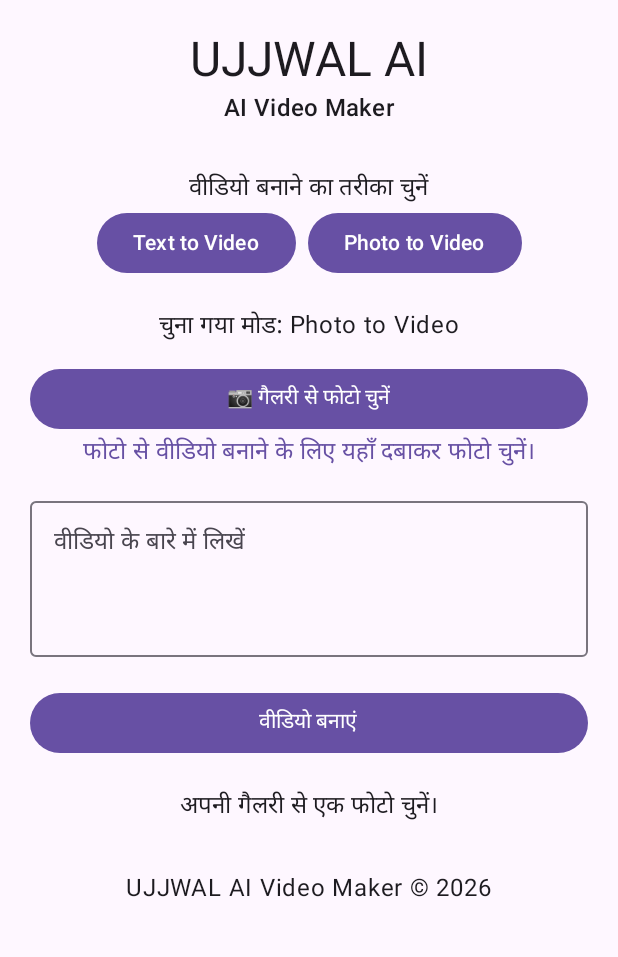
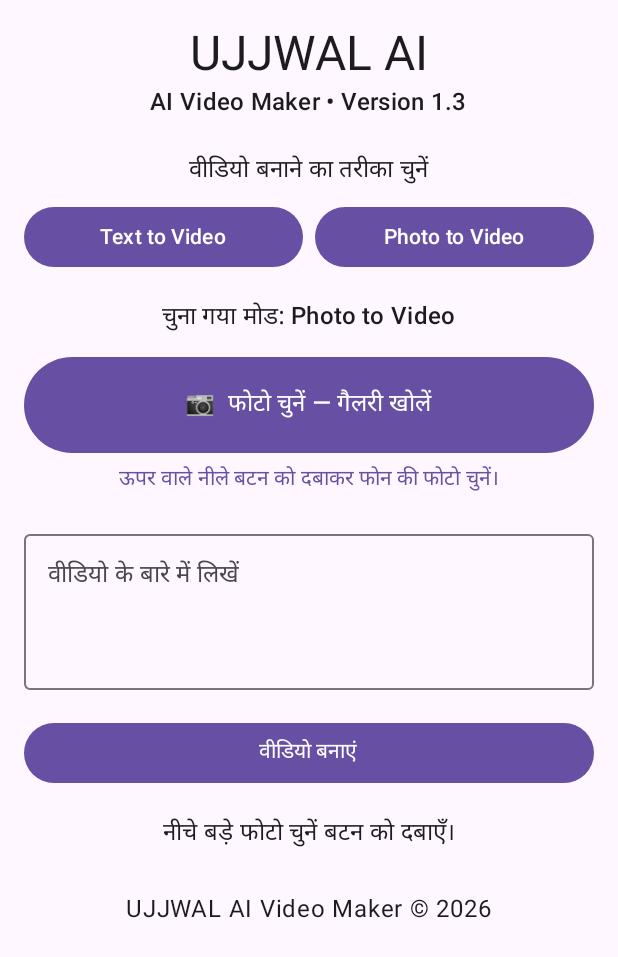
Before and after one commit to rbmzp231312-sys/Ujjwal-, an Android app built with Jetpack Compose: the screen it shows after launch (MainActivity), after a tap on "Photo to Video", on a phone screen of 412 x 824 dp. Shown: the top 957 px of the screen. Run offline under Robolectric (Android 15) with nearby library versions, the phone set to English and light mode, and no system bars.

Commit message:
Replace gallery picker with Android system photo picker and prominent button

```diff
--- a/app/src/main/java/com/ujjwal/aivideomaker/MainActivity.kt
+++ b/app/src/main/java/com/ujjwal/aivideomaker/MainActivity.kt
@@ -5,6 +5,7 @@ import android.os.Bundle
 import androidx.activity.ComponentActivity
 import androidx.activity.compose.rememberLauncherForActivityResult
 import androidx.activity.compose.setContent
+import androidx.activity.result.PickVisualMediaRequest
 import androidx.activity.result.contract.ActivityResultContracts
 import androidx.compose.foundation.layout.*
 import androidx.compose.foundation.rememberScrollState
@@ -30,13 +31,13 @@ fun UjjwalApp() {
     var selectedPhoto by remember { mutableStateOf<Uri?>(null) }
 
     val photoPicker = rememberLauncherForActivityResult(
-        contract = ActivityResultContracts.GetContent()
+        contract = ActivityResultContracts.PickVisualMedia()
     ) { uri ->
         selectedPhoto = uri
         message = if (uri != null) {
             "फोटो चुन ली गई है। अगला चरण वीडियो बनाना होगा।"
         } else {
-            "कोई फोटो नहीं चुनी गई।"
+            "फोटो नहीं चुनी गई। फिर से फोटो चुनें।"
         }
     }
 
@@ -49,43 +50,67 @@ fun UjjwalApp() {
                 modifier = Modifier
                     .fillMaxSize()
                     .verticalScroll(rememberScrollState())
-                    .padding(20.dp),
+                    .padding(16.dp),
                 horizontalAlignment = Alignment.CenterHorizontally
             ) {
                 Text("UJJWAL AI", style = MaterialTheme.typography.headlineLarge)
-                Text("AI Video Maker", style = MaterialTheme.typography.titleMedium)
-                Spacer(modifier = Modifier.height(30.dp))
+                Text("AI Video Maker • Version 1.3", style = MaterialTheme.typography.titleMedium)
+                Spacer(modifier = Modifier.height(22.dp))
 
                 Text("वीडियो बनाने का तरीका चुनें")
-                Row(horizontalArrangement = Arrangement.spacedBy(8.dp)) {
-                    Button(onClick = {
-                        mode = "Text to Video"
-                        message = "अपना वीडियो बनाने का आइडिया लिखें।"
-                    }) { Text("Text to Video") }
+                Spacer(modifier = Modifier.height(8.dp))
+                Row(
+                    modifier = Modifier.fillMaxWidth(),
+                    horizontalArrangement = Arrangement.spacedBy(8.dp)
+                ) {
+                    Button(
+                        onClick = {
+                            mode = "Text to Video"
+                            message = "अपना वीडियो बनाने का आइडिया लिखें।"
+                        },
+                        modifier = Modifier.weight(1f)
+                    ) { Text("Text to Video") }
 
-                    Button(onClick = {
-                        mode = "Photo to Video"
-                        message = "अपनी गैलरी से एक फोटो चुनें।"
-                    }) { Text("Photo to Video") }
+                    Button(
+                        onClick = {
+                            mode = "Photo to Video"
+                            message = "नीचे बड़े फोटो चुनें बटन को दबाएँ।"
+                        },
+                        modifier = Modifier.weight(1f)
+                    ) { Text("Photo to Video") }
                 }
 
-                Spacer(modifier = Modifier.height(20.dp))
-                Text("चुना गया मोड: $mode")
-                Spacer(modifier = Modifier.height(12.dp))
+                Spacer(modifier = Modifier.height(18.dp))
+                Text("चुना गया मोड: $mode", style = MaterialTheme.typography.titleMedium)
+                Spacer(modifier = Modifier.height(14.dp))
 
+                // Always-visible, high-contrast gallery action.
                 Button(
-                    onClick = { photoPicker.launch("image/*") },
-                    modifier = Modifier.fillMaxWidth()
+                    onClick = {
+                        photoPicker.launch(
+                            PickVisualMediaRequest(ActivityResultContracts.PickVisualMedia.ImageOnly)
+                        )
+                    },
+                    modifier = Modifier
+                        .fillMaxWidth()
+                        .height(64.dp)
                 ) {
-                    Text(if (selectedPhoto == null) "📷 गैलरी से फोटो चुनें" else "📷 दूसरी फोटो चुनें")
+                    Text(
+                        if (selectedPhoto == null) "📷  फोटो चुनें — गैलरी खोलें"
+                        else "📷  दूसरी फोटो चुनें",
+                        style = MaterialTheme.typography.titleMedium
+                    )
                 }
+
+                Spacer(modifier = Modifier.height(8.dp))
                 Text(
-                    if (selectedPhoto == null) "फोटो से वीडियो बनाने के लिए यहाँ दबाकर फोटो चुनें।"
-                    else "फोटो चुन ली गई है ✓",
+                    if (selectedPhoto == null) "ऊपर वाले नीले बटन को दबाकर फोन की फोटो चुनें।"
+                    else "फोटो सफलतापूर्वक चुन ली गई है ✓",
+                    style = MaterialTheme.typography.bodyMedium,
                     color = MaterialTheme.colorScheme.primary
                 )
-                Spacer(modifier = Modifier.height(12.dp))
 
+                Spacer(modifier = Modifier.height(18.dp))
                 OutlinedTextField(
                     value = prompt,
                     onValueChange = { prompt = it },
@@ -95,23 +120,23 @@ fun UjjwalApp() {
                     minLines = 3
                 )
 
-                Spacer(modifier = Modifier.height(20.dp))
+                Spacer(modifier = Modifier.height(18.dp))
                 Button(
                     onClick = {
                         message = when {
                             prompt.isBlank() -> "पहले वीडियो का आइडिया लिखें।"
                             mode == "Photo to Video" && selectedPhoto == null ->
-                                "पहले गैलरी से एक फोटो चुनें।"
+                                "पहले ऊपर फोटो चुनें बटन दबाकर फोटो चुनें।"
                             else ->
-                                "तुम्हारा आइडिया और फोटो तैयार हैं। असली MP4/AI वीडियो बनाने वाला इंजन अभी जोड़ना बाकी है; यह बटन अभी वीडियो एक्सपोर्ट नहीं करता।"
+                                "तुम्हारा आइडिया और फोटो तैयार हैं। असली AI/MP4 वीडियो इंजन अभी जोड़ना बाकी है; अभी वीडियो एक्सपोर्ट नहीं होता।"
                         }
                     },
                     modifier = Modifier.fillMaxWidth()
                 ) { Text("वीडियो बनाएं") }
 
-                Spacer(modifier = Modifier.height(20.dp))
+                Spacer(modifier = Modifier.height(18.dp))
                 Text(message, style = MaterialTheme.typography.bodyLarge)
-                Spacer(modifier = Modifier.height(30.dp))
+                Spacer(modifier = Modifier.height(26.dp))
                 Text("UJJWAL AI Video Maker © 2026")
             }
         }
```
